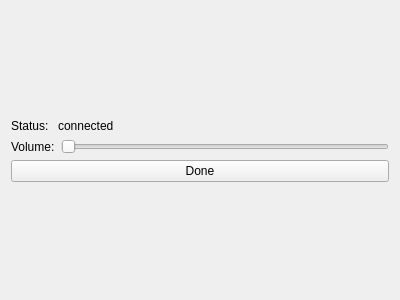
Old version of the form ui/SINKTest.ui in the repository TI-ECS/BT_Demo.
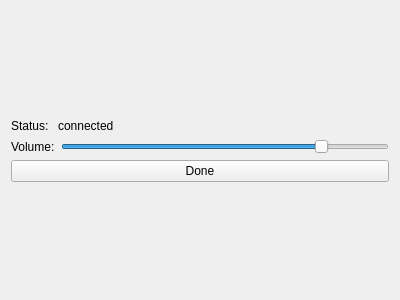
New version of the form.

Commit message: Allow to change sink's volume

What changed in the file:
```diff
--- a/ui/SINKTest.ui
+++ b/ui/SINKTest.ui
@@ -71,6 +71,12 @@
      </item>
      <item>
       <widget class="QSlider" name="hslider_volume">
+       <property name="value">
+        <number>80</number>
+       </property>
+       <property name="tracking">
+        <bool>false</bool>
+       </property>
        <property name="orientation">
         <enum>Qt::Horizontal</enum>
        </property>
```
Left out of the diff: 17 changed lines with no effect on the pictures. The commit also changes 2 other files.
